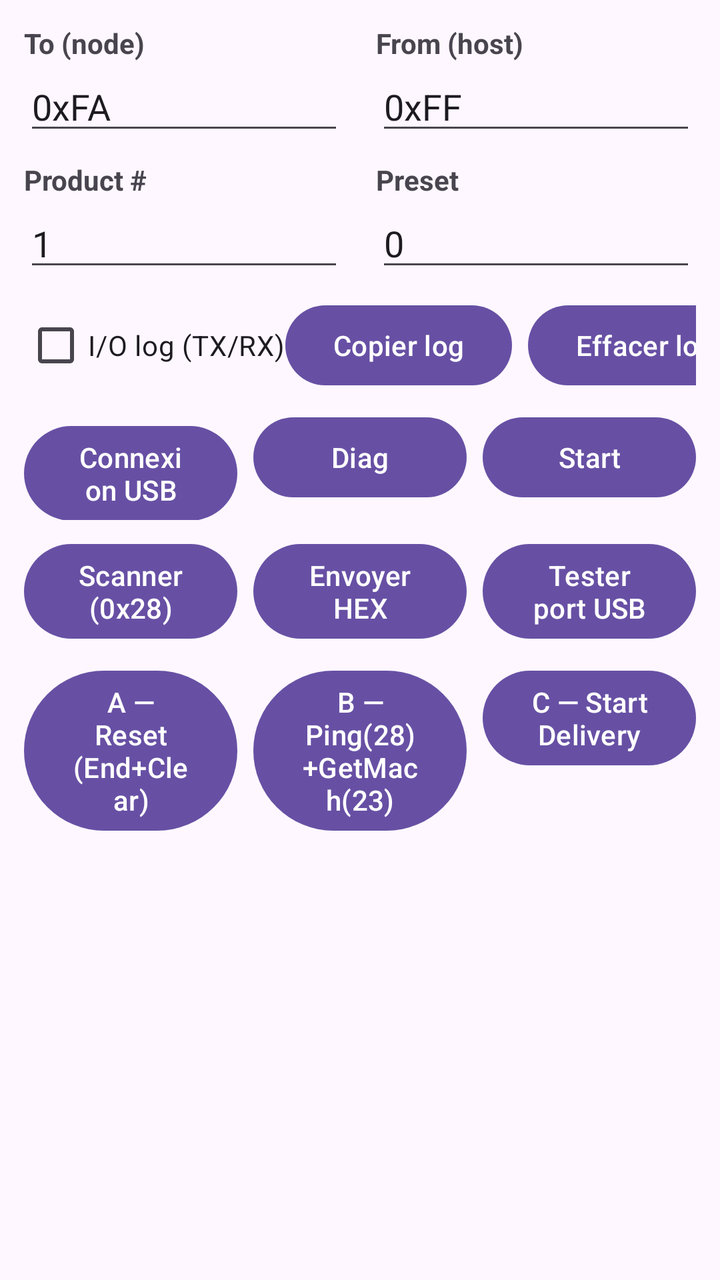
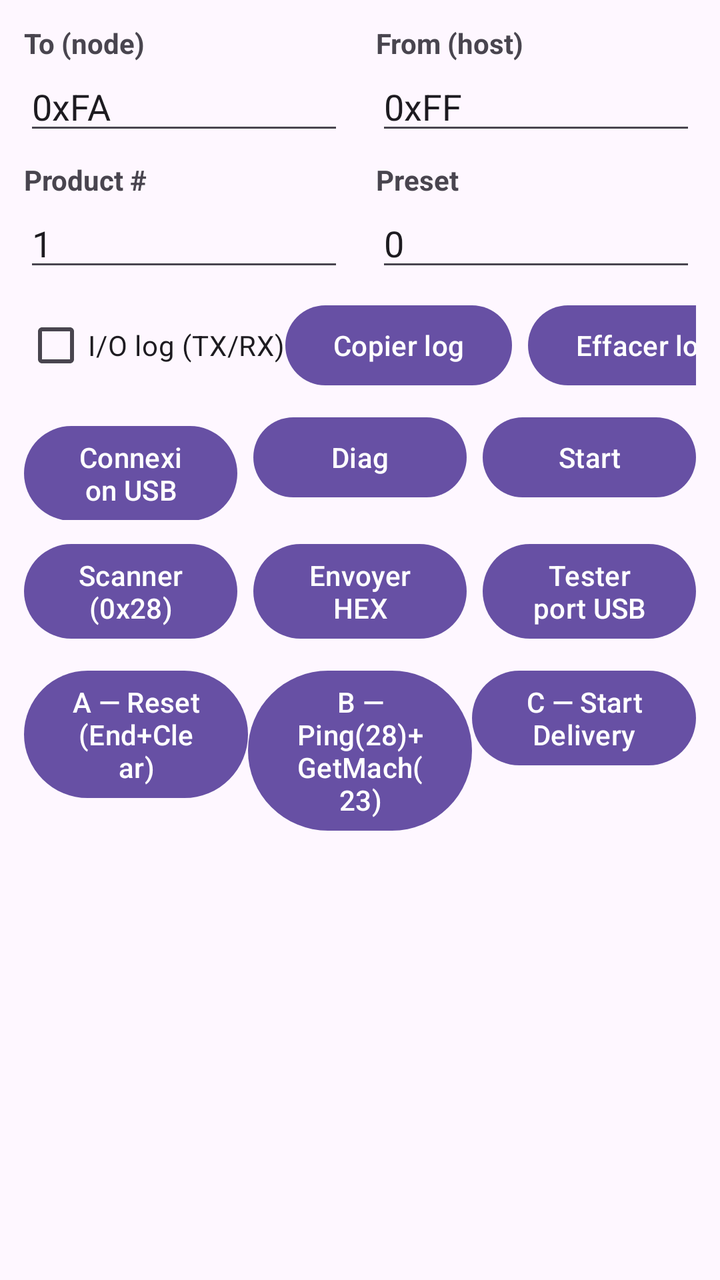

An Android layout rendered at two revisions. The XML below is the earlier revision; the diff shows what the commit changed to produce the second picture.
<!-- AndroidManifest.xml: application theme Theme.Material3.DayNight.NoActionBar -->
<!-- res/layout/activity_main.xml -->
<?xml version="1.0" encoding="utf-8"?>
<LinearLayout xmlns:android="http://schemas.android.com/apk/res/android"
    android:id="@+id/rootMain"
    android:layout_width="match_parent"
    android:layout_height="match_parent"
    android:orientation="vertical"
    android:padding="12dp"
    android:baselineAligned="false">

    
    <LinearLayout
        android:layout_width="match_parent"
        android:layout_height="wrap_content"
        android:orientation="horizontal">

        <LinearLayout
            android:layout_width="0dp"
            android:layout_height="wrap_content"
            android:layout_weight="1"
            android:orientation="vertical"
            android:paddingEnd="8dp">

            <TextView
                android:layout_width="wrap_content"
                android:layout_height="wrap_content"
                android:text="To (node)"
                android:textStyle="bold"/>

            <EditText
                android:id="@+id/edtTo"
                android:layout_width="match_parent"
                android:layout_height="wrap_content"
                android:inputType="textVisiblePassword"
                android:text="0xFA"
                android:singleLine="true"
                android:hint="ex: 0xFA"/>
        </LinearLayout>

        <LinearLayout
            android:layout_width="0dp"
            android:layout_height="wrap_content"
            android:layout_weight="1"
            android:orientation="vertical"
            android:paddingStart="8dp">

            <TextView
                android:layout_width="wrap_content"
                android:layout_height="wrap_content"
                android:text="From (host)"
                android:textStyle="bold"/>

            <EditText
                android:id="@+id/edtFrom"
                android:layout_width="match_parent"
                android:layout_height="wrap_content"
                android:inputType="textVisiblePassword"
                android:text="0xFF"
                android:singleLine="true"
                android:hint="ex: 0xFF"/>
        </LinearLayout>
    </LinearLayout>

    
    <LinearLayout
        android:layout_width="match_parent"
        android:layout_height="wrap_content"
        android:orientation="horizontal"
        android:paddingTop="8dp">

        <LinearLayout
            android:layout_width="0dp"
            android:layout_height="wrap_content"
            android:layout_weight="1"
            android:orientation="vertical"
            android:paddingEnd="8dp">

            <TextView
                android:layout_width="wrap_content"
                android:layout_height="wrap_content"
                android:text="Product #"
                android:textStyle="bold"/>

            <EditText
                android:id="@+id/edtProduct"
                android:layout_width="match_parent"
                android:layout_height="wrap_content"
                android:inputType="number"
                android:text="1"
                android:singleLine="true"
                android:hint="ex: 1"/>
        </LinearLayout>

        <LinearLayout
            android:layout_width="0dp"
            android:layout_height="wrap_content"
            android:layout_weight="1"
            android:orientation="vertical"
            android:paddingStart="8dp">

            <TextView
                android:layout_width="wrap_content"
                android:layout_height="wrap_content"
                android:text="Preset"
                android:textStyle="bold"/>

            <EditText
                android:id="@+id/edtPreset"
                android:layout_width="match_parent"
                android:layout_height="wrap_content"
                android:inputType="numberDecimal"
                android:text="0"
                android:singleLine="true"
                android:hint="ex: 150.00"/>
        </LinearLayout>
    </LinearLayout>

    
    <LinearLayout
        android:layout_width="match_parent"
        android:layout_height="wrap_content"
        android:orientation="horizontal"
        android:paddingTop="8dp">

        <CheckBox
            android:id="@+id/switchIoLog"
            android:layout_width="wrap_content"
            android:layout_height="wrap_content"
            android:text="I/O log (TX/RX)"/>

        <Space
            android:layout_width="0dp"
            android:layout_height="wrap_content"
            android:layout_weight="1"/>

        <Button
            android:id="@+id/btnCopyLog"
            android:layout_width="wrap_content"
            android:layout_height="wrap_content"
            android:text="Copier log"/>

        <Button
            android:id="@+id/btnClearLog"
            android:layout_width="wrap_content"
            android:layout_height="wrap_content"
            android:text="Effacer log"
            android:layout_marginStart="8dp"/>
    </LinearLayout>

    
    <LinearLayout
        android:id="@+id/layoutPrimaryButtons"
        android:layout_width="match_parent"
        android:layout_height="wrap_content"
        android:orientation="horizontal"
        android:paddingTop="8dp">

        <Button
            android:id="@+id/btnConnect"
            android:layout_width="0dp"
            android:layout_height="wrap_content"
            android:text="Connexion USB"
            android:layout_weight="1"/>

        <Button
            android:id="@+id/btnDiag"
            android:layout_width="0dp"
            android:layout_height="wrap_content"
            android:text="Diag"
            android:layout_weight="1"
            android:layout_marginStart="8dp"/>

        <Button
            android:id="@+id/btnStart"
            android:layout_width="0dp"
            android:layout_height="wrap_content"
            android:text="Start"
            android:layout_weight="1"
            android:layout_marginStart="8dp"/>
    </LinearLayout>

    
    <LinearLayout
        android:id="@+id/layoutDiagConsole"
        android:layout_width="match_parent"
        android:layout_height="wrap_content"
        android:orientation="horizontal"
        android:paddingTop="8dp">

        <Button
            android:id="@+id/btnScan"
            android:layout_width="0dp"
            android:layout_height="wrap_content"
            android:text="Scanner (0x28)"
            android:layout_weight="1"/>

        <Button
            android:id="@+id/btnSendHex"
            android:layout_width="0dp"
            android:layout_height="wrap_content"
            android:text="Envoyer HEX"
            android:layout_weight="1"
            android:layout_marginStart="8dp"/>

        <Button
            android:id="@+id/btnTestUsb"
            android:layout_width="0dp"
            android:layout_height="wrap_content"
            android:text="Tester port USB"
            android:layout_weight="1"
            android:layout_marginStart="8dp"/>
    </LinearLayout>

    
    <LinearLayout
        android:id="@+id/layoutDiagABC"
        android:layout_width="match_parent"
        android:layout_height="wrap_content"
        android:orientation="horizontal"
        android:paddingTop="8dp">

        <Button
            android:id="@+id/btnA"
            android:layout_width="0dp"
            android:layout_height="wrap_content"
            android:text="A — Reset (End+Clear)"
            android:layout_weight="1"/>

        <Button
            android:id="@+id/btnB"
            android:layout_width="0dp"
            android:layout_height="wrap_content"
            android:text="B — Ping(28)+GetMach(23)"
            android:layout_weight="1"
            android:layout_marginStart="8dp"/>

        <Button
            android:id="@+id/btnC"
            android:layout_width="0dp"
            android:layout_height="wrap_content"
            android:text="C — Start Delivery"
            android:layout_weight="1"
            android:layout_marginStart="8dp"/>
    </LinearLayout>

    
    <ScrollView
        android:id="@+id/scrollLog"
        android:layout_width="match_parent"
        android:layout_height="0dp"
        android:fillViewport="true"
        android:layout_weight="1"
        android:paddingTop="8dp">

        <TextView
            android:id="@+id/txtLog"
            android:layout_width="match_parent"
            android:layout_height="wrap_content"
            android:textIsSelectable="true"
            android:textSize="13sp"
            android:typeface="monospace"
            android:lineSpacingExtra="2dp"
            android:textColor="@android:color/black"
            android:text="" />
    </ScrollView>

</LinearLayout>
<!-- resources referenced by this layout -->
<resources>

</resources>

<!-- the commit's change to res/layout/activity_main.xml (unified diff, before → after) -->
@@ -218,28 +218,29 @@
         android:orientation="horizontal"
         android:paddingTop="8dp">
 
-        <Button
-            android:id="@+id/btnA"
-            android:layout_width="0dp"
-            android:layout_height="wrap_content"
-            android:text="A — Reset (End+Clear)"
-            android:layout_weight="1"/>
-
-        <Button
-            android:id="@+id/btnB"
-            android:layout_width="0dp"
-            android:layout_height="wrap_content"
-            android:text="B — Ping(28)+GetMach(23)"
-            android:layout_weight="1"
-            android:layout_marginStart="8dp"/>
-
-        <Button
-            android:id="@+id/btnC"
-            android:layout_width="0dp"
-            android:layout_height="wrap_content"
-            android:text="C — Start Delivery"
-            android:layout_weight="1"
-            android:layout_marginStart="8dp"/>
+    <Button
+        android:id="@+id/btnA"
+        android:layout_width="0dp"
+        android:layout_height="wrap_content"
+        android:layout_weight="1"
+        android:text="A — Reset (End+Clear)"
+        android:onClick="onClickA" />
+
+    <Button
+        android:id="@+id/btnB"
+        android:layout_width="0dp"
+        android:layout_height="wrap_content"
+        android:layout_weight="1"
+        android:text="B — Ping(28)+GetMach(23)"
+        android:onClick="onClickB" />
+
+    <Button
+        android:id="@+id/btnC"
+        android:layout_width="0dp"
+        android:layout_height="wrap_content"
+        android:layout_weight="1"
+        android:text="C — Start Delivery"
+        android:onClick="onClickC" />
     </LinearLayout>
 
     
